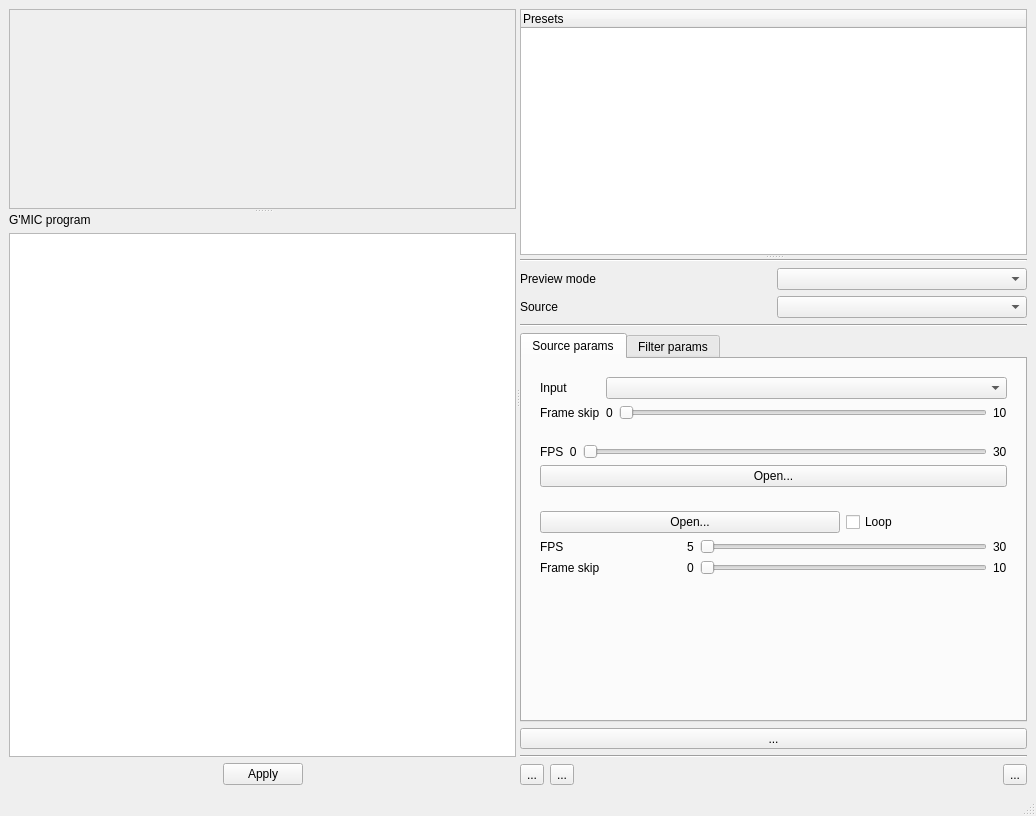
Qt form zart/ui/MainWindow.ui (Ichthyostega/Gmic-deb) before a commit.
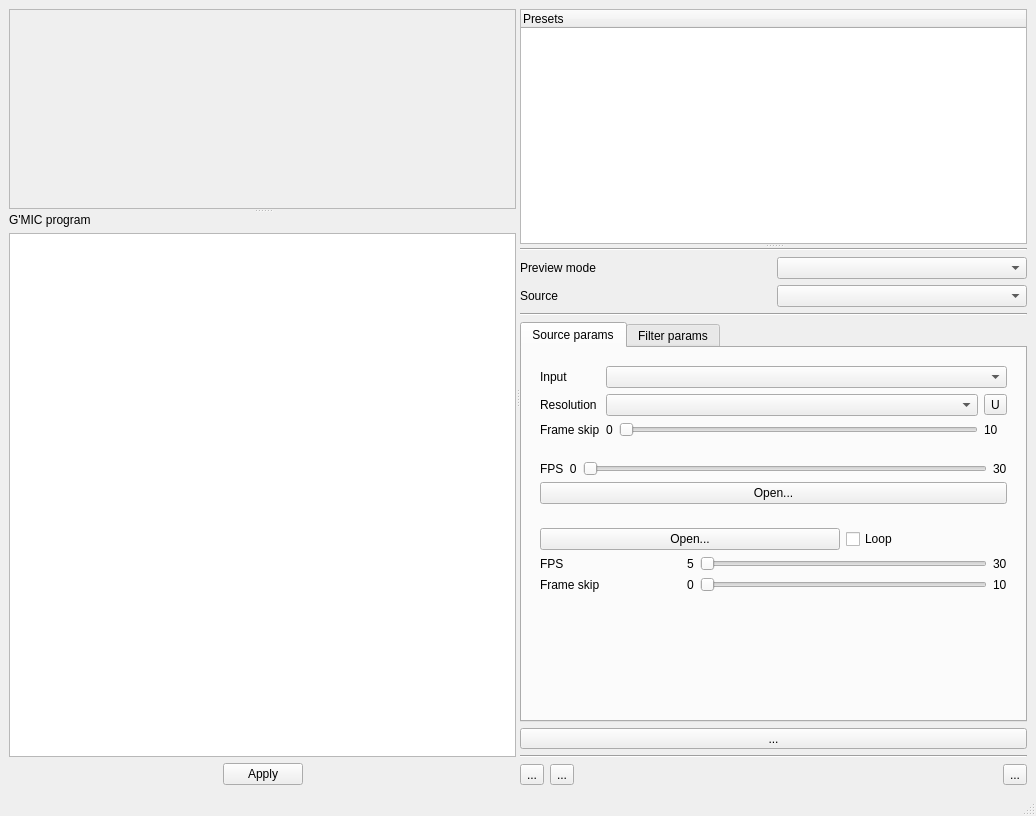
The same form after that commit. The open tabs and pages were chosen to show the change. Icons and pictures are not drawn. Custom widgets are drawn as their Qt base class.

Diff of the .ui file:
```diff
--- a/zart/ui/MainWindow.ui
+++ b/zart/ui/MainWindow.ui
@@ -243,66 +243,7 @@
                 <string>Source params</string>
                </attribute>
                <layout class="QGridLayout" name="gridLayout_4">
-                <item row="0" column="0">
-                 <widget class="QWidget" name="_webcamParamsWidget" native="true">
-                  <layout class="QGridLayout" name="gridLayout_3">
-                   <property name="margin">
-                    <number>9</number>
-                   </property>
-                   <item row="0" column="0">
-                    <widget class="QLabel" name="_labelInputWebcam">
-                     <property name="text">
-                      <string>Input</string>
-                     </property>
-                    </widget>
-                   </item>
-                   <item row="0" column="1" colspan="3">
-                    <widget class="QComboBox" name="_comboWebcam"/>
-                   </item>
-                   <item row="1" column="0">
-                    <widget class="QLabel" name="_labelWebcamSkipFrames">
-                     <property name="text">
-                      <string>Frame skip</string>
-                     </property>
-                    </widget>
-                   </item>
-                   <item row="1" column="1">
-                    <widget class="QLabel" name="label_10">
-                     <property name="text">
-                      <string>0</string>
-                     </property>
-                    </widget>
-                   </item>
-                   <item row="1" column="2">
-                    <widget class="QSlider" name="_sliderWebcamSkipFrames">
-                     <property name="sizePolicy">
-                      <sizepolicy hsizetype="Expanding" vsizetype="Fixed">
-                       <horstretch>0</horstretch>
-                       <verstretch>0</verstretch>
-                      </sizepolicy>
-                     </property>
-                     <property name="maximum">
-                      <number>25</number>
-                     </property>
-                     <property name="pageStep">
-                      <number>1</number>
-                     </property>
-                     <property name="orientation">
-                      <enum>Qt::Horizontal</enum>
-                     </property>
-                    </widget>
-                   </item>
-                   <item row="1" column="3">
-                    <widget class="QLabel" name="label_9">
-                     <property name="text">
-                      <string>10</string>
-                     </property>
-                    </widget>
-                   </item>
-                  </layout>
-                 </widget>
-                </item>
-                <item row="1" column="0">
+                <item row="2" column="0">
                  <widget class="QWidget" name="_imageParamsWidget" native="true">
                   <layout class="QVBoxLayout" name="verticalLayout_3">
                    <item>
@@ -346,7 +287,7 @@
                   </layout>
                  </widget>
                 </item>
-                <item row="2" column="0">
+                <item row="3" column="0">
                  <widget class="QWidget" name="_videoParamsWidget" native="true">
                   <layout class="QGridLayout" name="gridLayout_6">
                    <item row="0" column="0" colspan="3">
@@ -464,7 +405,7 @@
                   </layout>
                  </widget>
                 </item>
-                <item row="3" column="0">
+                <item row="4" column="0">
                  <spacer name="verticalSpacer_2">
                   <property name="orientation">
                    <enum>Qt::Vertical</enum>
@@ -477,6 +418,94 @@
                   </property>
                  </spacer>
                 </item>
+                <item row="1" column="0">
+                 <widget class="QWidget" name="_webcamParamsWidget" native="true">
+                  <layout class="QGridLayout" name="gridLayout_3">
+                   <property name="leftMargin">
+                    <number>9</number>
+                   </property>
+                   <property name="topMargin">
+                    <number>9</number>
+                   </property>
+                   <property name="rightMargin">
+                    <number>9</number>
+                   </property>
+                   <property name="bottomMargin">
+                    <number>9</number>
+                   </property>
+                   <item row="1" column="0">
+                    <widget class="QLabel" name="label_13">
+                     <property name="text">
+                      <string>Resolution</string>
+                     </property>
+                    </widget>
+                   </item>
+                   <item row="2" column="1">
+                    <widget class="QLabel" name="label_10">
+                     <property name="text">
+                      <string>0</string>
+                     </property>
+                    </widget>
+                   </item>
+                   <item row="2" column="2">
+                    <widget class="QSlider" name="_sliderWebcamSkipFrames">
+                     <property name="sizePolicy">
+                      <sizepolicy hsizetype="Expanding" vsizetype="Fixed">
+                       <horstretch>0</horstretch>
+                       <verstretch>0</verstretch>
+                      </sizepolicy>
+                     </property>
+                     <property name="maximum">
+                      <number>25</number>
+                     </property>
+                     <property name="pageStep">
+                      <number>1</number>
+                     </property>
+                     <property name="orientation">
+                      <enum>Qt::Horizontal</enum>
+                     </property>
+                    </widget>
+                   </item>
+                   <item row="0" column="0">
+                    <widget class="QLabel" name="_labelInputWebcam">
+                     <property name="text">
+                      <string>Input</string>
+                     </property>
+                    </widget>
+                   </item>
+                   <item row="0" column="1" colspan="3">
+                    <widget class="QComboBox" name="_comboWebcam"/>
+                   </item>
+                   <item row="2" column="0">
+                    <widget class="QLabel" name="_labelWebcamSkipFrames">
+                     <property name="text">
+                      <string>Frame skip</string>
+                     </property>
+                    </widget>
+                   </item>
+                   <item row="2" column="3">
+                    <widget class="QLabel" name="label_9">
+                     <property name="text">
+                      <string>10</string>
+                     </property>
+                    </widget>
+                   </item>
+                   <item row="1" column="1" colspan="2">
+                    <widget class="QComboBox" name="_comboCamResolution"/>
+                   </item>
+                   <item row="1" column="3">
+                    <widget class="QToolButton" name="_tbCamResolutionsRefresh">
+                     <property name="toolTip">
+                      <string>Refresh resolutions</string>
+                     </property>
+                     <property name="text">
+                      <string>U</string>
+                     </property>
+                    </widget>
+                   </item>
+                  </layout>
+                 </widget>
+                </item>
                </layout>
               </widget>
               <widget class="QWidget" name="tabCommandParams">
```
Left out of the diff: 17 changed lines with no effect on the pictures.
